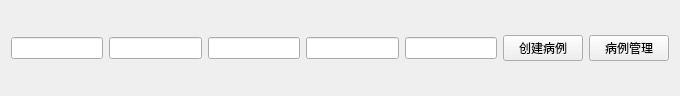
Qt form src/doctor-client/src/appotuple.ui (bit-cs-practicing/MedicalIntelligence) before a commit.
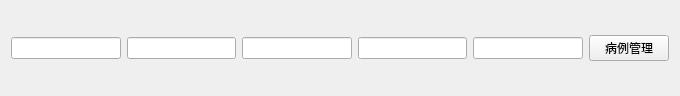
The same form after that commit.

Patch:
```diff
--- a/src/doctor-client/src/appotuple.ui
+++ b/src/doctor-client/src/appotuple.ui
@@ -29,13 +29,6 @@
    <item>
     <widget class="QLineEdit" name="status"/>
    </item>
-   <item>
-    <widget class="QPushButton" name="pushButton">
-     <property name="text">
-      <string>创建病例</string>
-     </property>
-    </widget>
-   </item>
    <item>
     <widget class="QPushButton" name="pushButton_2">
      <property name="text">
```
